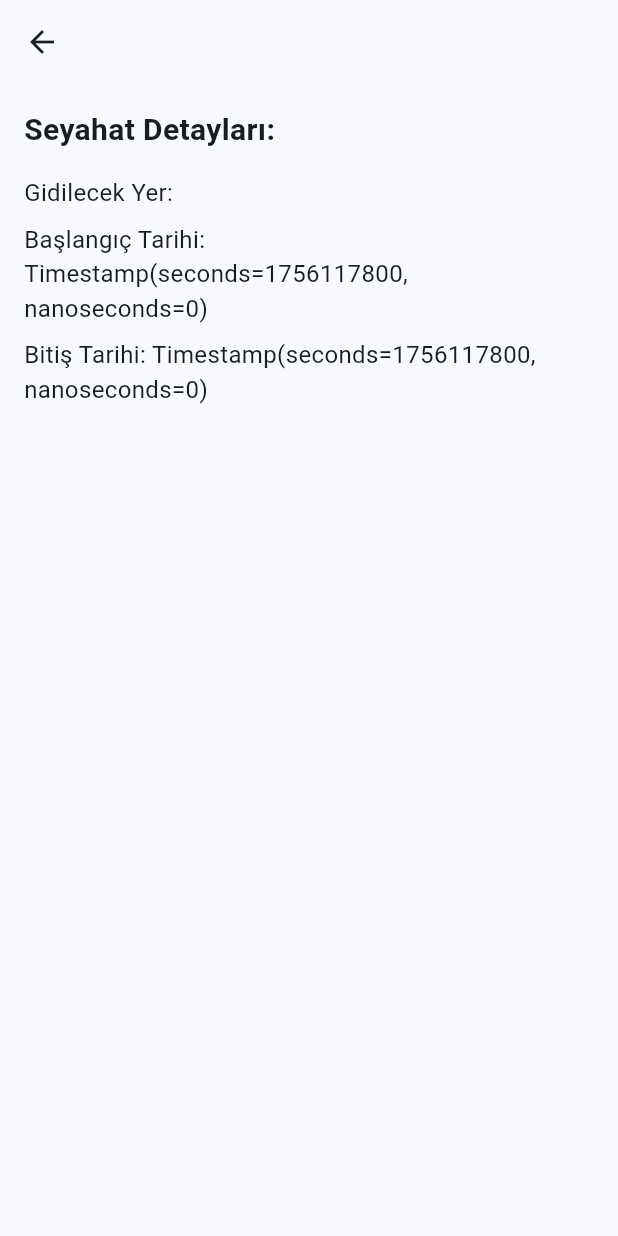
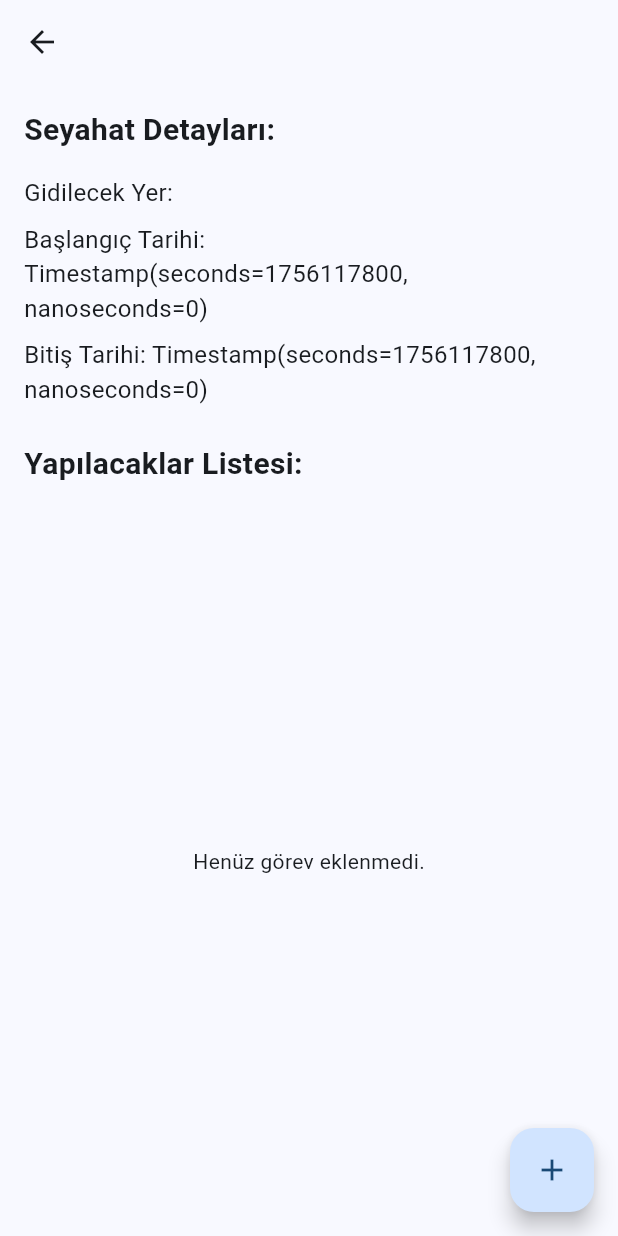
Before and after one commit to nry54/travel_assistant_app, a Flutter app: the TravelDetailsScreen screen opened directly with empty values, on a phone screen of 412 x 824 dp. Run offline on Flutter 3.47's test engine with Material 3 defaults, Android fonts, the light colour scheme and no system bars; our stand-ins replace cloud_firestore, firebase_auth, firebase_core; accounts and stored records are empty.

Commit message:
Implemented AddTaskScreen for adding tasks to a travel plan, integrated it into TravelDetailsScreen with Firebase Firestore for task management, and updated TravelsScreen to pass travelId correctly.

```diff
--- a/lib/travel_details_screen.dart
+++ b/lib/travel_details_screen.dart
@@ -1,12 +1,26 @@
 import 'package:flutter/material.dart';
+import 'package:cloud_firestore/cloud_firestore.dart';
+import 'package:firebase_auth/firebase_auth.dart';
+import 'add_task_screen.dart';
 
 class TravelDetailsScreen extends StatelessWidget {
   final Map<String, dynamic> travelData;
+  final String travelId; // travelId'yi alabilmek için bu özelliği ekledik
 
-  const TravelDetailsScreen({super.key, required this.travelData});
+  const TravelDetailsScreen({
+    super.key,
+    required this.travelData,
+    required this.travelId,
+  });
 
   @override
   Widget build(BuildContext context) {
+    final user = FirebaseAuth.instance.currentUser;
+
+    if (user == null) {
+      return const Center(child: Text('Kullanıcı bulunamadı.'));
+    }
+
     return Scaffold(
       appBar: AppBar(title: Text(travelData['travelName'])),
       body: Padding(
@@ -25,17 +39,65 @@ class TravelDetailsScreen extends StatelessWidget {
             ),
             const SizedBox(height: 8),
             Text(
-              'Başlangıç Tarihi: ${travelData['startDate']}', // Tarih formatı daha sonra düzenlenecek
+              'Başlangıç Tarihi: ${travelData['startDate']}',
               style: const TextStyle(fontSize: 16),
             ),
             const SizedBox(height: 8),
             Text(
-              'Bitiş Tarihi: ${travelData['endDate']}', // Tarih formatı daha sonra düzenlenecek
+              'Bitiş Tarihi: ${travelData['endDate']}',
               style: const TextStyle(fontSize: 16),
+            ),
+            const SizedBox(height: 24),
+            const Text(
+              'Yapılacaklar Listesi:',
+              style: TextStyle(fontSize: 20, fontWeight: FontWeight.bold),
+            ),
+            const SizedBox(height: 16),
+            Expanded(
+              child: StreamBuilder(
+                stream: FirebaseFirestore.instance
+                    .collection('users')
+                    .doc(user.uid)
+                    .collection('travels')
+                    .doc(travelId)
+                    .collection('tasks')
+                    .orderBy('createdAt', descending: true)
+                    .snapshots(),
+                builder: (context, AsyncSnapshot<QuerySnapshot> snapshot) {
+                  if (snapshot.connectionState == ConnectionState.waiting) {
+                    return const Center(child: CircularProgressIndicator());
+                  }
+                  if (snapshot.hasError) {
+                    return Center(
+                      child: Text('Bir hata oluştu: ${snapshot.error}'),
+                    );
+                  }
+                  if (snapshot.data!.docs.isEmpty) {
+                    return const Center(child: Text('Henüz görev eklenmedi.'));
+                  }
+                  return ListView.builder(
+                    itemCount: snapshot.data!.docs.length,
+                    itemBuilder: (context, index) {
+                      final taskData = snapshot.data!.docs[index];
+                      return ListTile(title: Text(taskData['taskName']));
+                    },
+                  );
+                },
+              ),
             ),
           ],
         ),
       ),
+      floatingActionButton: FloatingActionButton(
+        onPressed: () {
+          Navigator.of(context).push(
+            MaterialPageRoute(
+              builder: (ctx) => AddTaskScreen(travelId: travelId),
+            ),
+          );
+        },
+        child: const Icon(Icons.add),
+      ),
     );
   }
 }
--- a/lib/travels_screen.dart
+++ b/lib/travels_screen.dart
@@ -60,6 +60,7 @@ class TravelsScreen extends StatelessWidget {
                       MaterialPageRoute(
                         builder: (ctx) => TravelDetailsScreen(
                           travelData: travelData.data() as Map<String, dynamic>,
+                          travelId: travelData.id, // Add the missing travelId parameter
                         ),
                       ),
                     );
```
Also changed, not shown: lib/add_task_screen.dart (added, +119 -0 lines).
